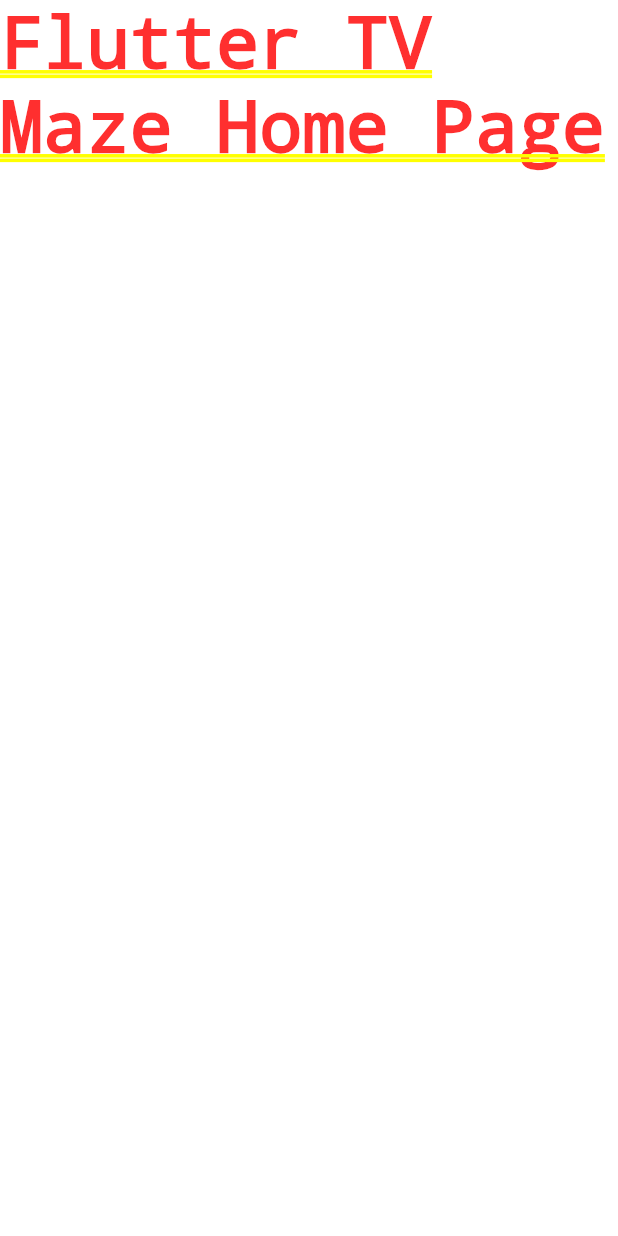
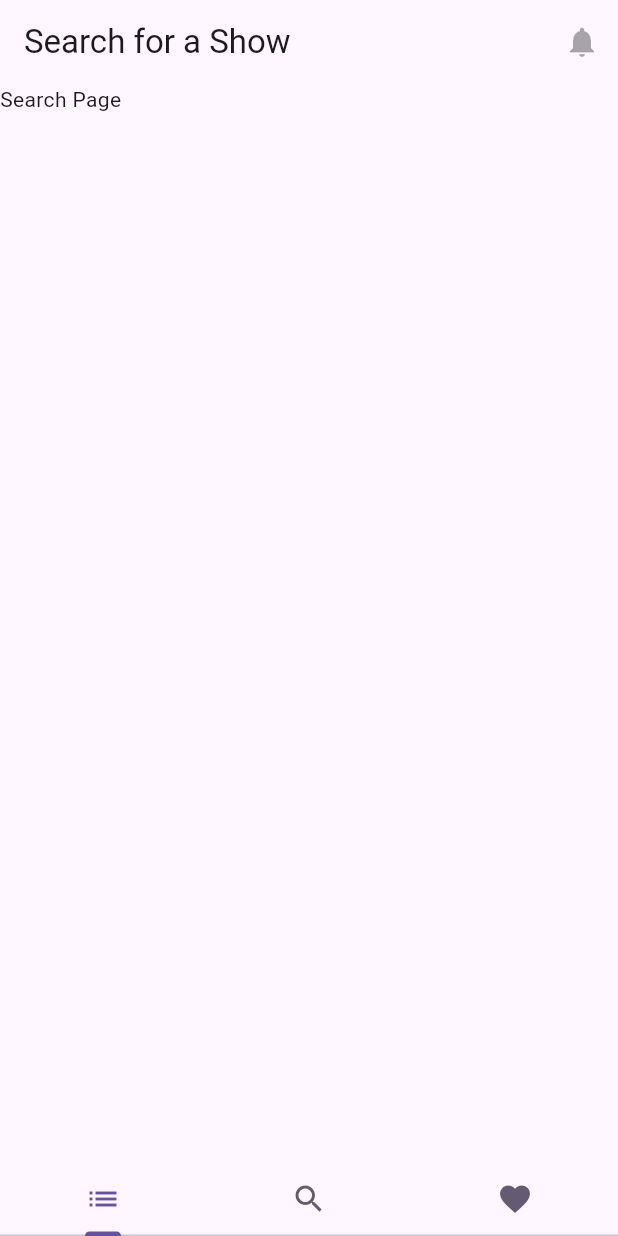
Before and after one commit to Cratis1831/flutter_tv_maze, a Flutter app: the screen it shows after launch, on a phone screen of 412 x 824 dp. Run offline on Flutter 3.47's test engine with Material 2 defaults, Android fonts, the phone set to English and light mode, and no system bars.

Commit message:
Add preliminary screens

```diff
--- a/lib/main.dart
+++ b/lib/main.dart
@@ -1,4 +1,7 @@
 import 'package:flutter/material.dart';
+import 'package:flutter_tv_maze/screens/search_screen/search_page.dart';
+
+import 'screens/home_page/home_page.dart';
 
 void main() {
   runApp(const MyApp());
@@ -11,11 +14,15 @@
   @override
   Widget build(BuildContext context) {
     return MaterialApp(
-      title: 'Flutter TV Maze',
-      theme: ThemeData(
-        primarySwatch: Colors.blue,
-      ),
-      home: const Text('Flutter TV Maze Home Page'),
+      debugShowCheckedModeBanner: false,
+      title: 'What to Watch?',
+      darkTheme: ThemeData(useMaterial3: true, brightness: Brightness.dark),
+      theme: ThemeData(useMaterial3: true, brightness: Brightness.light),
+      initialRoute: '/', // default is '/'
+      routes: {
+        '/': (context) => const HomePage(),
+        SearchPage.routeName: (context) => const SearchPage(),
+      },
     );
   }
 }
--- /dev/null
+++ b/lib/screens/home_page/home_page.dart
@@ -0,0 +1,44 @@
+import 'package:flutter/material.dart';
+import 'package:flutter_tv_maze/screens/search_screen/search_page.dart';
+
+class HomePage extends StatefulWidget {
+  const HomePage({Key? key}) : super(key: key);
+
+  @override
+  State<HomePage> createState() => _HomePageState();
+}
+
+class _HomePageState extends State<HomePage> with SingleTickerProviderStateMixin {
+  TabController? _tabController;
+
+  @override
+  void initState() {
+    super.initState();
+    _tabController = TabController(length: 3, vsync: this);
+  }
+
+  @override
+  Widget build(BuildContext context) {
+    return Scaffold(
+      bottomNavigationBar: TabBar(
+        controller: _tabController,
+        unselectedLabelColor: Theme.of(context).colorScheme.secondary,
+        labelColor: Theme.of(context).colorScheme.primary,
+        indicatorColor: Theme.of(context).colorScheme.primary,
+        tabs: const [
+          Tab(icon: Icon(Icons.list)),
+          Tab(icon: Icon(Icons.search)),
+          Tab(icon: Icon(Icons.favorite)),
+        ],
+      ),
+      body: TabBarView(
+        controller: _tabController,
+        children: const [
+          SearchPage(),
+          SearchPage(),
+          SearchPage(),
+        ],
+      ),
+    );
+  }
+}
--- /dev/null
+++ b/lib/screens/search_screen/search_page.dart
@@ -0,0 +1,25 @@
+import 'package:flutter/material.dart';
+
+class SearchPage extends StatefulWidget {
+  static const routeName = '/search';
+
+  const SearchPage({Key? key}) : super(key: key);
+
+  @override
+  State<SearchPage> createState() => _SearchPageState();
+}
+
+class _SearchPageState extends State<SearchPage> {
+  @override
+  Widget build(BuildContext context) {
+    return Scaffold(
+      appBar: AppBar(
+        title: const Text("Search for a Show"),
+        actions: const [
+          IconButton(icon: Icon(Icons.notifications), onPressed: null),
+        ],
+      ),
+      body: const Text("Search Page"),
+    );
+  }
+}
```
